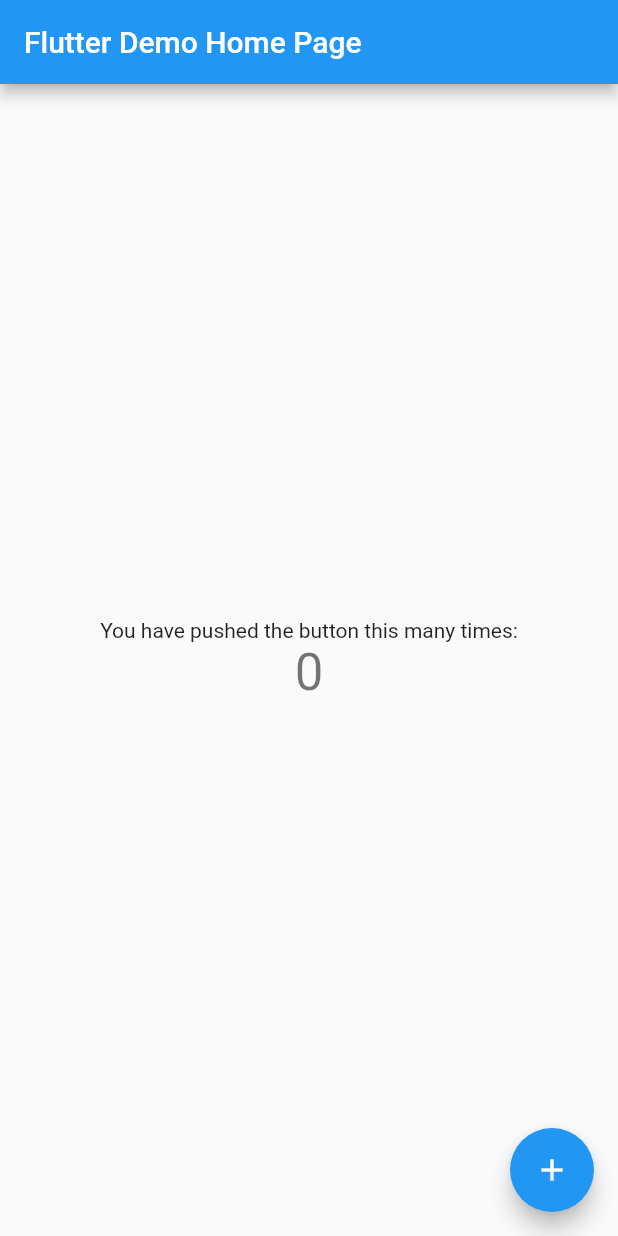
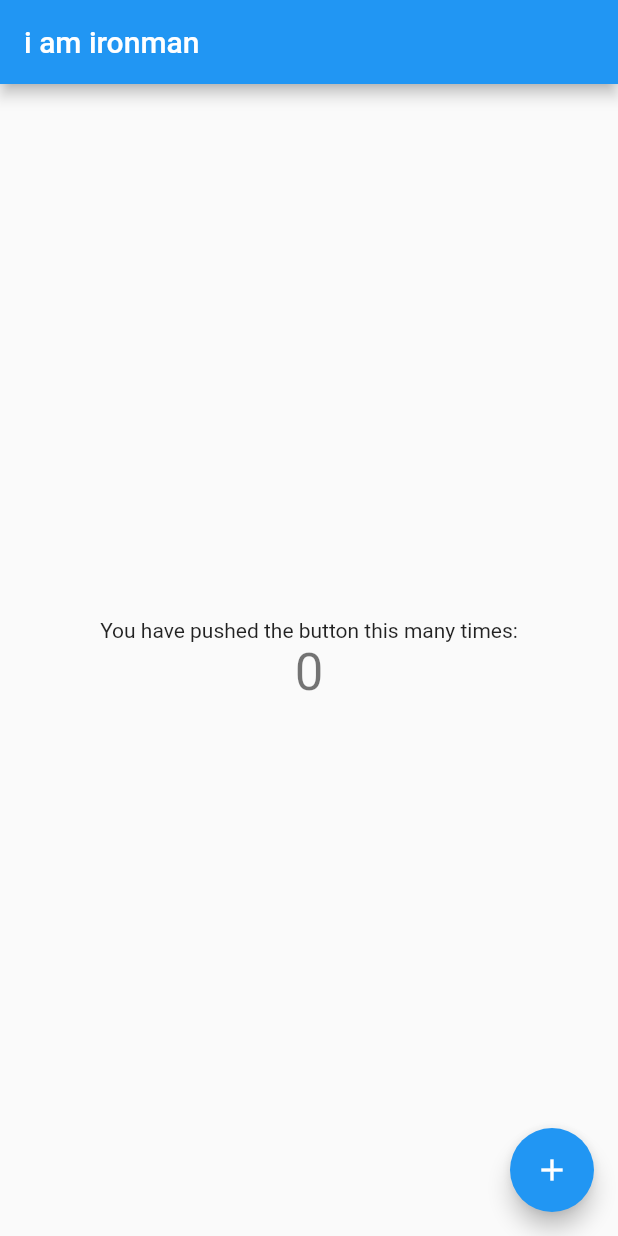
Before and after one commit to QQ2093054531/my_flutter_hello, a Flutter app: the screen it shows after launch, on a phone screen of 412 x 824 dp. Run offline on Flutter 3.47's test engine with Material 2 defaults, Android fonts, the phone set to English and light mode, and no system bars.

Commit message:
修改：标题

```diff
--- a/lib/main.dart
+++ b/lib/main.dart
@@ -22,7 +22,7 @@ class MyApp extends StatelessWidget {
         // is not restarted.
         primarySwatch: Colors.blue,
       ),
-      home: MyHomePage(title: 'Flutter Demo Home Page'),
+      home: MyHomePage(title: 'i am ironman'),
     );
   }
 }
```
